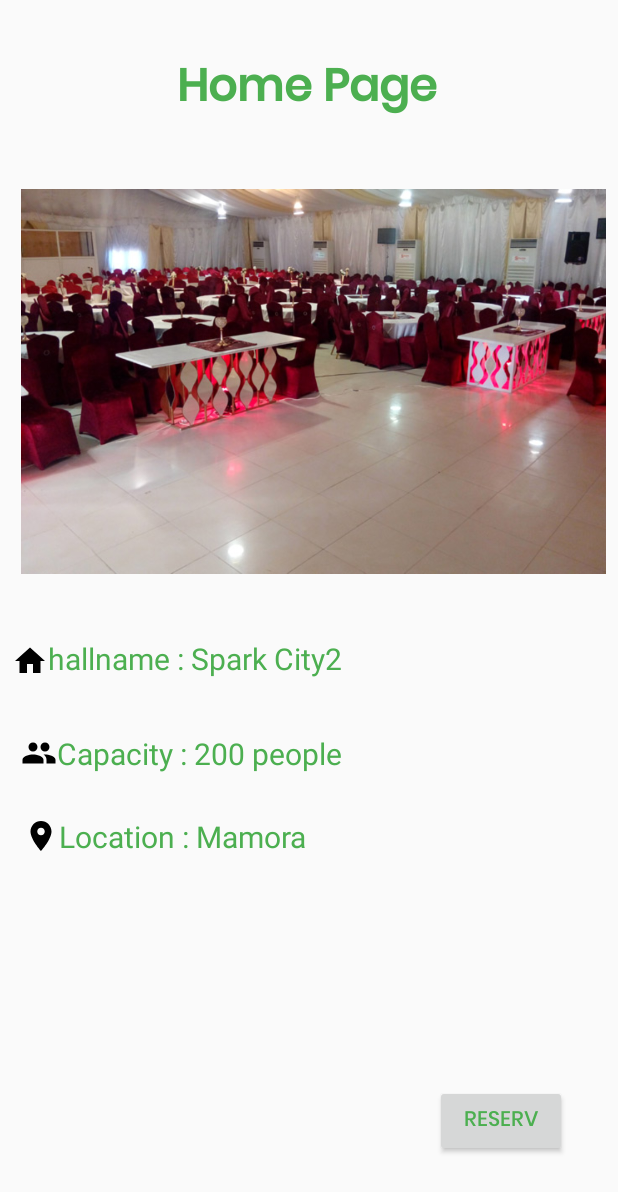
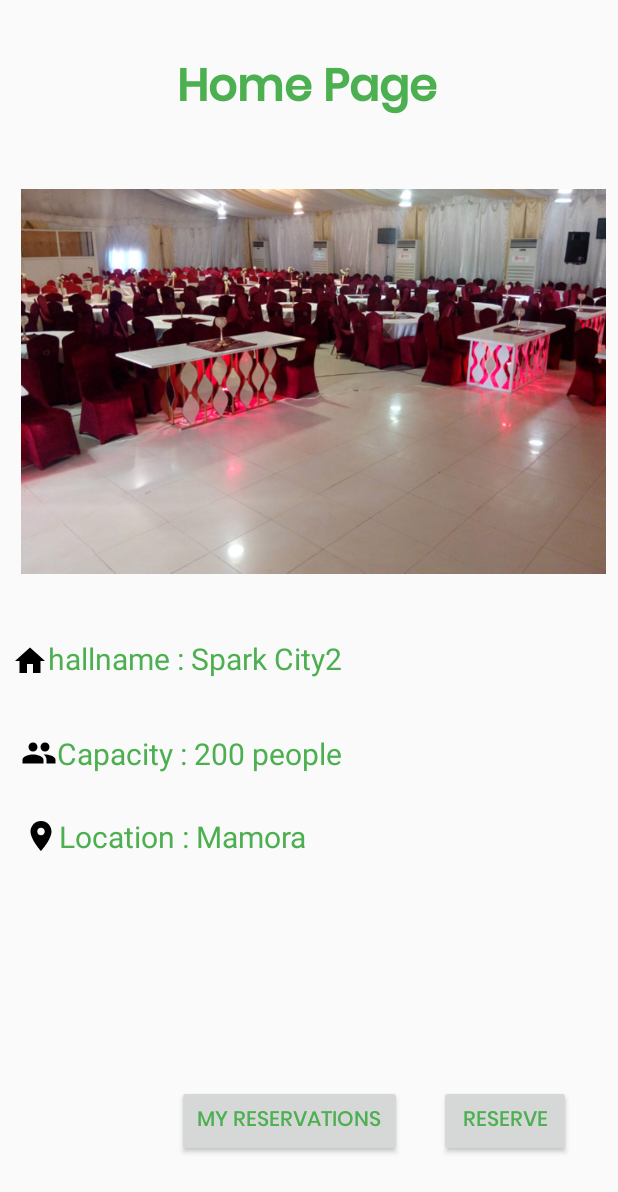
Before and after one commit to Mohammedno/reservation-hall-android, an Android app: the MainActivity screen opened directly, with no data from a screen before it, on a phone screen of 412 x 824 dp. Shown: the top 1192 px of the screen. Run offline under Robolectric (Android 15) with nearby library versions, the phone set to English and light mode, and no system bars; 1 statement that could not run was skipped.

Commit message:
Cancel and my reservations

```diff
--- a/app/src/main/AndroidManifest.xml
+++ b/app/src/main/AndroidManifest.xml
@@ -21,9 +21,9 @@
         </activity>
         <activity android:name=".reservations" />
         <activity android:name=".Login" />
-        <activity android:name=".MainActivity">
+        <activity android:name=".MainActivity"/>
+        <activity android:name=".MyReservation"/>
 
-        </activity>
     </application>
 
 </manifest>
--- a/app/src/main/java/com/example/booking/MainActivity.java
+++ b/app/src/main/java/com/example/booking/MainActivity.java
@@ -46,6 +46,15 @@ public class MainActivity extends AppCompatActivity {
         });
 
 
+        reserv = (Button) findViewById(R.id.myreservations);
+        reserv.setOnClickListener(new View.OnClickListener() {
+            @Override
+            public void onClick(View v) {
+                openMyReservationsList();
+            }
+        });
+
+
         Log.d("MyTaG", "Hello, World! 9090");
 
 //        progressDoalog.setMessage("Loading....");
@@ -88,6 +97,13 @@ public class MainActivity extends AppCompatActivity {
         startActivity(intent);
     }
 
+    private void openMyReservationsList() {
+        Intent intent = new Intent(this, MyReservation.class);
+        startActivity(intent);
+    }
+
+
+
     public void logout(View v){
         // Delete all SharedPref
 
--- a/app/src/main/java/com/example/booking/ReservationList.java
+++ b/app/src/main/java/com/example/booking/ReservationList.java
@@ -71,7 +71,7 @@ public class ReservationList extends AppCompatActivity {
 
         final TableLayout tableLayout = (TableLayout) findViewById(R.id.reservations_table);
 
-        for(int i = 1; i < reservationList.size(); i++){
+        for(int i = 0; i < reservationList.size(); i++){
 
            final Reservation res = reservationList.get(i);
             Log.d("Date", res.getDate() + " - " + res.getDinner() + " - " + res.getLunch());
--- a/app/src/main/java/com/example/booking/network/GetDataService.java
+++ b/app/src/main/java/com/example/booking/network/GetDataService.java
@@ -2,6 +2,7 @@ package com.example.booking.network;
 
 import com.example.booking.models.Reservation;
 import com.example.booking.models.Reserve;
+import com.example.booking.models.UserReservation;
 
 import java.util.List;
 
@@ -25,4 +26,18 @@ public interface GetDataService {
             @Query("type") String type,
             @Query("user_id") String user_id
     );
+
+
+
+    @POST("myreservations.php")
+    Call<List<UserReservation>> myReservations(
+            @Query("user_id") String user_id
+    );
+
+    @POST("cancelreservation.php")
+    Call<List<UserReservation>> cancelReservation(
+            @Query("user_id") String user_id,
+            @Query("reservation_id") String reservation_id
+    );
+
 }
--- a/app/src/main/res/layout/activity_main.xml
+++ b/app/src/main/res/layout/activity_main.xml
@@ -5,6 +5,24 @@
     android:layout_width="match_parent"
     android:layout_height="match_parent"
     tools:context=".MainActivity">
+
+    <Button
+        android:id="@+id/myreservations"
+        android:layout_width="150dp"
+        android:layout_height="48dp"
+        android:layout_marginStart="8dp"
+        android:layout_marginTop="8dp"
+        android:layout_marginEnd="8dp"
+        android:layout_marginBottom="8dp"
+        android:fontFamily="@font/poppinsmedium"
+        android:text="My reservations"
+        android:textColor="@color/colorAccent"
+        app:layout_constraintBottom_toBottomOf="parent"
+        app:layout_constraintEnd_toEndOf="parent"
+        app:layout_constraintHorizontal_bias="0.448"
+        app:layout_constraintStart_toStartOf="parent"
+        app:layout_constraintTop_toBottomOf="@+id/imageView"
+        app:layout_constraintVertical_bias="0.87" />
 
     <TextView
         android:id="@+id/home"
@@ -96,14 +114,14 @@
         android:layout_marginEnd="8dp"
         android:layout_marginBottom="8dp"
         android:fontFamily="@font/poppinsmedium"
-        android:text="Reserv"
+        android:text="Reserve"
         android:textColor="@color/colorAccent"
         app:layout_constraintBottom_toBottomOf="parent"
         app:layout_constraintEnd_toEndOf="parent"
-        app:layout_constraintHorizontal_bias="0.915"
+        app:layout_constraintHorizontal_bias="0.925"
         app:layout_constraintStart_toStartOf="parent"
         app:layout_constraintTop_toBottomOf="@+id/imageView"
-        app:layout_constraintVertical_bias="0.871" />
+        app:layout_constraintVertical_bias="0.87" />
 
     <Button
         android:id="@+id/logout"
@@ -112,8 +130,8 @@
         android:layout_marginStart="8dp"
         android:layout_marginEnd="8dp"
         android:fontFamily="@font/poppinsmedium"
+        android:onClick="logout"
         android:text="LogOut"
-        android:onClick="logout"
         android:textColor="@color/colorAccent"
         app:layout_constraintBottom_toBottomOf="parent"
         app:layout_constraintBottom_toTopOf="@id/textView4"
@@ -121,7 +139,7 @@
         app:layout_constraintHorizontal_bias="0.0"
         app:layout_constraintStart_toStartOf="parent"
         app:layout_constraintTop_toBottomOf="parent"
-        app:layout_constraintVertical_bias="0.415" />
+        app:layout_constraintVertical_bias="0.367" />
 
     <ImageView
         android:id="@+id/imageView"
```
Also changed, not shown: app/src/main/java/com/example/booking/MyReservation.java (added, +227 -0 lines), app/src/main/java/com/example/booking/models/UserReservation.java (added, +39 -0 lines), app/src/main/res/layout/activity_my_reservation.xml (added, +76 -0 lines).
